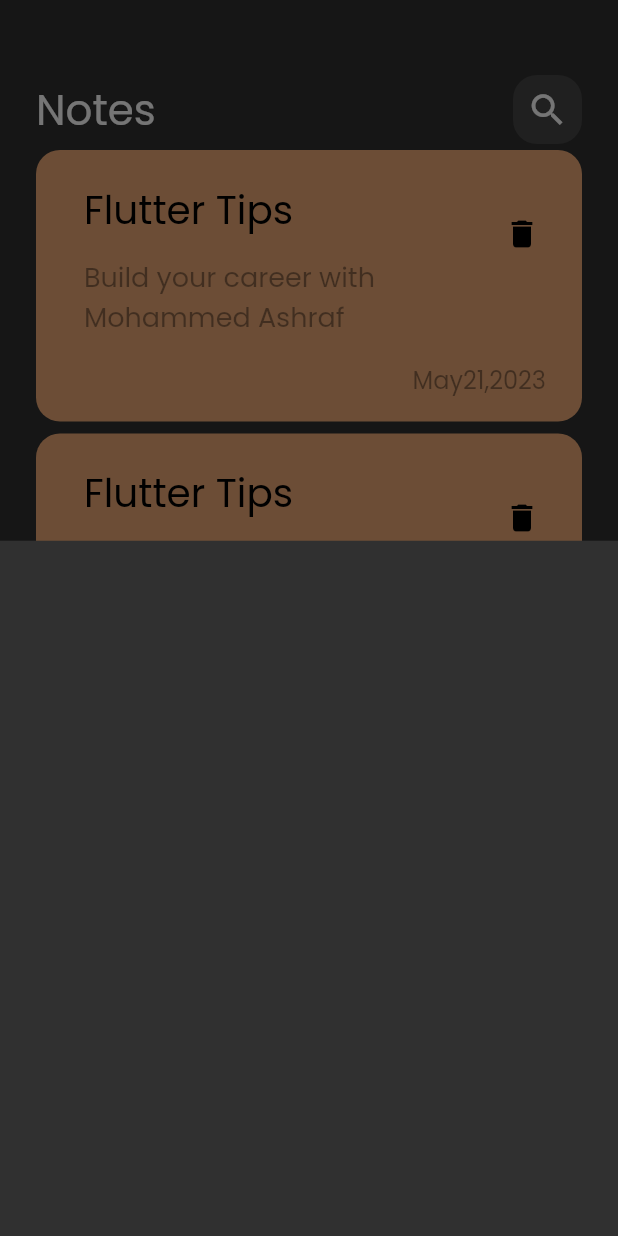
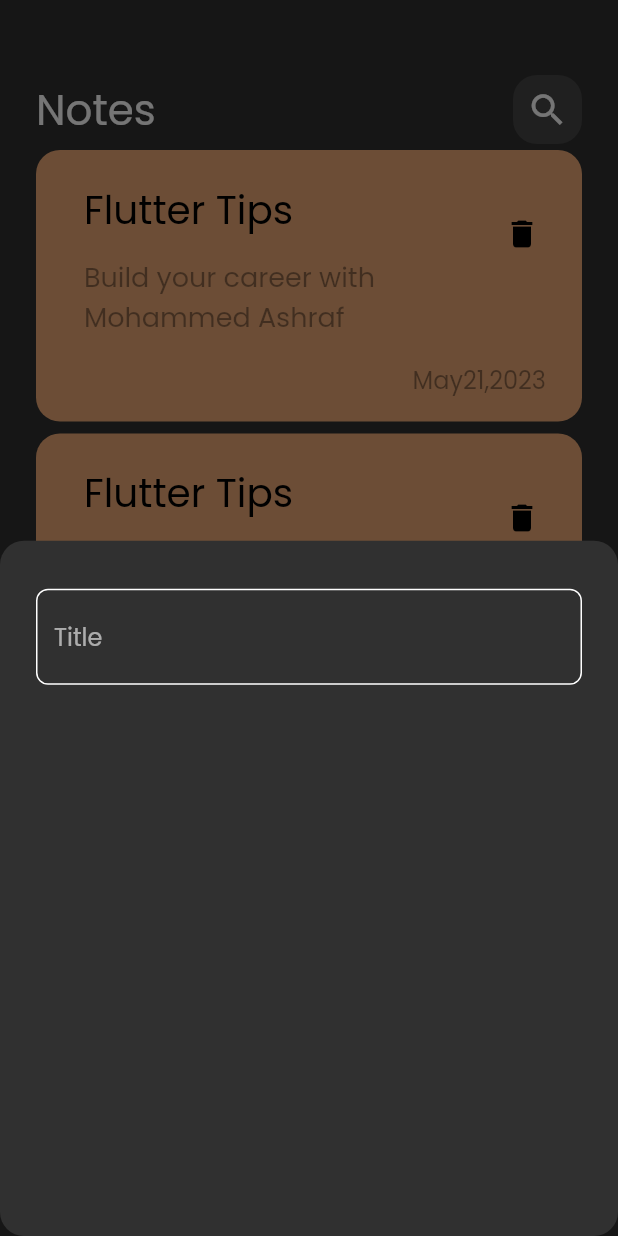
Before and after one commit to ENGMOHAMMADQQQ/notes_app, a Flutter app: the screen it shows after launch, after a tap on the "add" icon, on a phone screen of 412 x 824 dp. Run offline on Flutter 3.47's test engine with Material 2 defaults, Android fonts, the phone set to English and light mode, and no system bars.

Commit message:
create custom text field

```diff
--- /dev/null
+++ b/lib/constants.dart
@@ -0,0 +1,3 @@
+import 'package:flutter/material.dart';
+
+const kPrimaryColor =Color(0xff62FCD7);
--- a/lib/views/notes_view.dart
+++ b/lib/views/notes_view.dart
@@ -12,6 +12,9 @@ class NotesView extends StatelessWidget {
       floatingActionButton: FloatingActionButton(
         onPressed: () {
           showModalBottomSheet(
+            shape: RoundedRectangleBorder(
+              borderRadius: BorderRadius.circular(16),
+            ),
               context: context,
               builder: (context) {
                 return const AddNoteBottomSheet();
--- a/lib/widgets/add_note_bottom_sheet.dart
+++ b/lib/widgets/add_note_bottom_sheet.dart
@@ -1,9 +1,19 @@
 import 'package:flutter/material.dart';
+
+import 'custtom_text_field.dart';
 class AddNoteBottomSheet extends StatelessWidget {
   const AddNoteBottomSheet({super.key});
 
   @override
   Widget build(BuildContext context) {
-    return Container();
+    return const Padding(
+      padding:  EdgeInsets.symmetric(horizontal: 24),
+      child: Column(
+        children: [
+        SizedBox(height: 32),
+        CusttomTextField()
+        ],
+      ),
+    );
   }
 }
--- /dev/null
+++ b/lib/widgets/custtom_text_field.dart
@@ -0,0 +1,32 @@
+import 'package:flutter/material.dart';
+
+import '../constants.dart';
+
+class CusttomTextField extends StatelessWidget {
+  const CusttomTextField({super.key});
+
+  @override
+  Widget build(BuildContext context) {
+    return  TextField(
+      cursorColor: kPrimaryColor,
+      decoration: InputDecoration(
+
+        border: buildborder(),
+        hintText: 'Title',
+        focusedBorder: buildborder(kPrimaryColor),
+        enabledBorder: buildborder(),
+      ),
+
+    );
+
+  }
+
+  OutlineInputBorder buildborder([color]) {
+    return OutlineInputBorder(
+      borderRadius: BorderRadius.circular(8),
+      borderSide: BorderSide(
+        color:color ?? Colors.white
+      )
+      );
+  }
+}
```
